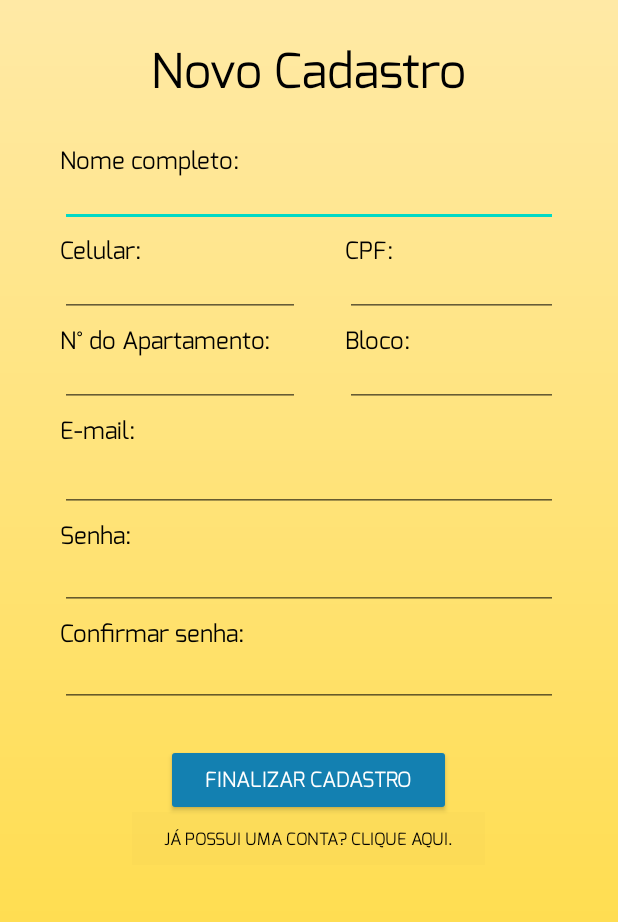
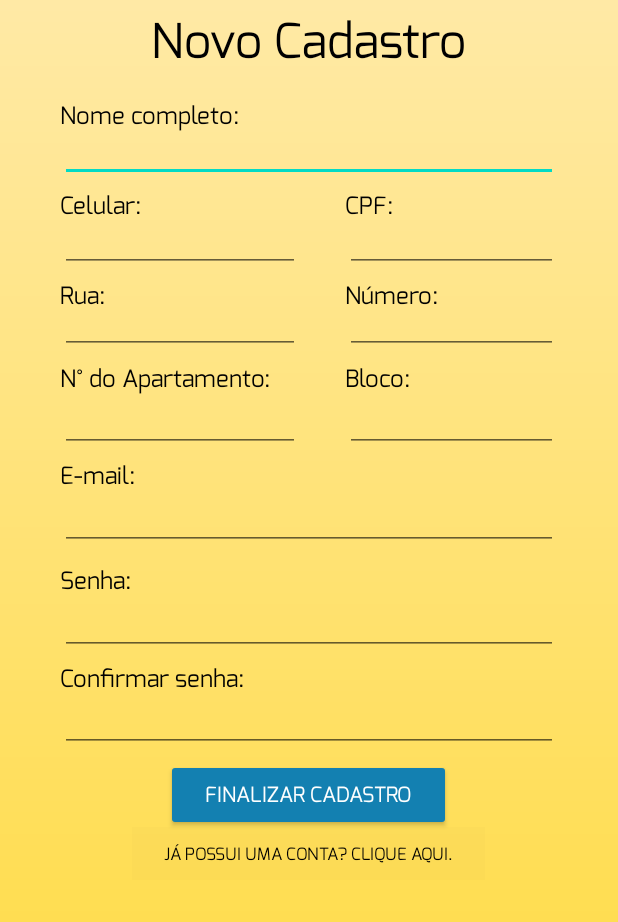
Before and after one commit to dscalon/SmartStorageApp, an Android app: the screen it shows after launch (Cadastro), after a tap on "NÃO POSSUI UMA CONTA? CLIQUE AQUI", on a phone screen of 412 x 824 dp, the part 210-1132 px from its top. Run offline under Robolectric (Android 15) with nearby library versions, the phone set to English and light mode, and no system bars; our stand-ins replace Firebase (no records; nobody signed in at launch, a user with empty details on screens opened directly), Volley; 1 other tap on this screen came first.

Commit message:
Correção de layout, atualização de endereço

```diff
--- a/app/src/main/java/com/example/smartstorageapp/MinhasInformacoes.java
+++ b/app/src/main/java/com/example/smartstorageapp/MinhasInformacoes.java
@@ -17,7 +17,7 @@ import com.google.firebase.firestore.FirebaseFirestore;
 import com.google.firebase.firestore.FirebaseFirestoreException;
 
 public class MinhasInformacoes extends AppCompatActivity {
-    TextView nome, email, celular, cpf, apto, bloco;
+    TextView nome, email, celular, cpf, apto, bloco, rua, numero;
     Button inicio;
     FirebaseAuth fAuth;
     FirebaseFirestore fStore;
@@ -35,6 +35,8 @@ public class MinhasInformacoes extends AppCompatActivity {
         apto = findViewById(R.id.aptoInfo);
         bloco = findViewById(R.id.blocoInfo);
         inicio = findViewById(R.id.inicioInfo);
+        rua = findViewById(R.id.ruaInfo);
+        numero = findViewById(R.id.numeroInfo);
 
         fAuth = FirebaseAuth.getInstance();
         fStore = FirebaseFirestore.getInstance();
@@ -59,6 +61,8 @@ public class MinhasInformacoes extends AppCompatActivity {
                 cpf.setText(documentSnapshot.getString("cpf"));
                 apto.setText(documentSnapshot.getString("apto"));
                 bloco.setText(documentSnapshot.getString("bloco"));
+                rua.setText(documentSnapshot.getString("rua"));
+                numero.setText(documentSnapshot.getString("numero"));
             }
         });
 
--- a/app/src/main/res/layout/activity_cadastro.xml
+++ b/app/src/main/res/layout/activity_cadastro.xml
@@ -44,7 +44,7 @@
             android:fontFamily="@font/exoreg"
             android:textColor="@color/black"
             android:layout_centerHorizontal="true"
-            android:layout_marginTop="110dp"
+            android:layout_marginTop="90dp"
             android:textSize="32sp"
             />
 
@@ -54,7 +54,7 @@
             android:layout_height="wrap_content"
             android:fontFamily="@font/exoreg"
             android:textColor="@color/black"
-            android:layout_marginTop="180dp"
+            android:layout_marginTop="150dp"
             android:layout_marginLeft="20dp"
             android:layout_marginRight="20dp"
             android:textSize="16sp"
@@ -65,7 +65,7 @@
             android:layout_width="370dp"
             android:layout_height="wrap_content"
             android:layout_marginLeft="20dp"
-            android:layout_marginTop="195dp"
+            android:layout_marginTop="165dp"
             android:layout_marginRight="20dp"
             android:inputType="text"
             android:singleLine="true"
@@ -78,7 +78,7 @@
             android:text="Celular:"
             android:textColor="@color/black"
             android:layout_marginLeft="20dp"
-            android:layout_marginTop="240dp"
+            android:layout_marginTop="210dp"
             android:layout_marginRight="20dp"
             android:fontFamily="@font/exoreg"
             android:textSize="16sp"
@@ -89,7 +89,7 @@
             android:layout_width="160dp"
             android:layout_height="wrap_content"
             android:layout_marginLeft="20dp"
-            android:layout_marginTop="255dp"
+            android:layout_marginTop="225dp"
             android:layout_marginRight="20dp"
             android:singleLine="true"
             android:textAppearance="@style/TextAppearance.AppCompat.Body1"
@@ -102,7 +102,7 @@
             android:layout_height="wrap_content"
             android:fontFamily="@font/exoreg"
             android:textColor="@color/black"
-            android:layout_marginTop="240dp"
+            android:layout_marginTop="210dp"
             android:layout_marginLeft="210dp"
             android:layout_marginRight="20dp"
             android:textSize="16dp"
@@ -114,11 +114,60 @@
             android:layout_width="160dp"
             android:layout_height="wrap_content"
             android:layout_marginLeft="210dp"
-            android:layout_marginTop="255dp"
+            android:layout_marginTop="225dp"
             android:layout_marginRight="20dp"
             android:singleLine="true"
             android:textAppearance="@style/TextAppearance.AppCompat.Body1"
             android:inputType="number"
+            />
+
+        <TextView
+            android:id="@+id/tituloRua"
+            android:layout_width="wrap_content"
+            android:layout_height="wrap_content"
+            android:fontFamily="@font/exoreg"
+            android:textColor="@color/black"
+            android:layout_marginTop="270dp"
+            android:layout_marginLeft="20dp"
+            android:layout_marginRight="20dp"
+            android:textSize="16dp"
+            android:text="Rua:"
+            />
+
+        <EditText
+            android:id="@+id/rua"
+            android:layout_width="160dp"
+            android:layout_height="wrap_content"
+            android:layout_marginLeft="20dp"
+            android:layout_marginTop="280dp"
+            android:layout_marginRight="20dp"
+            android:singleLine="true"
+            android:textAppearance="@style/TextAppearance.AppCompat.Body1"
+            />
+
+        <TextView
+            android:id="@+id/tituloNumeroPredio"
+            android:layout_width="wrap_content"
+            android:layout_height="wrap_content"
+            android:fontFamily="@font/exoreg"
+            android:textColor="@color/black"
+            android:layout_marginTop="270dp"
+            android:layout_marginLeft="210dp"
+            android:layout_marginRight="20dp"
+            android:textSize="16dp"
+            android:text="Número:"
+            />
+
+        <EditText
+            android:id="@+id/numeroPredio"
+            android:layout_width="160dp"
+            android:layout_height="wrap_content"
+            android:layout_marginLeft="210dp"
+            android:layout_marginTop="280dp"
+            android:layout_marginRight="20dp"
+            android:inputType="number"
+            android:singleLine="true"
+            android:textAppearance="@style/TextAppearance.AppCompat.Body1"
             />
 
         <TextView
@@ -128,7 +177,7 @@
             android:fontFamily="@font/exoreg"
             android:textColor="@color/black"
             android:text="N° do Apartamento:"
-            android:layout_marginTop="300dp"
+            android:layout_marginTop="325dp"
             android:layout_marginLeft="20dp"
             android:layout_marginRight="20dp"
             android:textSize="16dp"
@@ -139,9 +188,9 @@
             android:layout_width="160dp"
             android:layout_height="wrap_content"
             android:layout_marginLeft="20dp"
-            android:layout_marginTop="315dp"
+            android:layout_marginTop="345dp"
             android:layout_marginRight="20dp"
-            android:inputType="phone"
+            android:inputType="number"
             android:singleLine="true"
             android:textAppearance="@style/TextAppearance.AppCompat.Body1"
             />
@@ -152,7 +201,7 @@
             android:layout_height="wrap_content"
             android:fontFamily="@font/exoreg"
             android:textColor="@color/black"
-            android:layout_marginTop="300dp"
+            android:layout_marginTop="325dp"
             android:layout_marginLeft="210dp"
             android:layout_marginRight="20dp"
             android:textSize="16dp"
@@ -164,7 +213,7 @@
             android:layout_width="160dp"
             android:layout_height="wrap_content"
             android:layout_marginLeft="210dp"
-            android:layout_marginTop="315dp"
+            android:layout_marginTop="345dp"
             android:layout_marginRight="20dp"
             android:singleLine="true"
             android:textAppearance="@style/TextAppearance.AppCompat.Body1"
@@ -177,7 +226,7 @@
             android:fontFamily="@font/exoreg"
             android:textColor="#000000"
             android:textColorHighlight="#00000000"
-            android:layout_marginTop="360dp"
+            android:layout_marginTop="390dp"
             android:layout_marginLeft="20dp"
             android:layout_marginRight="20dp"
             android:textSize="16sp"
@@ -189,7 +238,7 @@
             android:layout_width="1600dp"
             android:layout_height="wrap_content"
             android:layout_marginLeft="20dp"
-            android:layout_marginTop="380dp"
+            android:layout_marginTop="405dp"
             android:layout_marginRight="20dp"
             android:singleLine="true" />
 
@@ -200,7 +249,7 @@
             android:fontFamily="@font/exoreg"
             android:textColor="#000000"
             android:textColorHighlight="#00000000"
-            android:layout_marginTop="430dp"
+            android:layout_marginTop="460dp"
             android:layout_marginLeft="20dp"
             android:layout_marginRight="20dp"
             android:textSize="16sp"
@@ -212,7 +261,7 @@
             android:layout_width="1600dp"
             android:layout_height="wrap_content"
             android:layout_marginLeft="20dp"
-            android:layout_marginTop="445dp"
+            android:layout_marginTop="475dp"
             android:layout_marginRight="20dp"
             android:inputType="textPassword"
             android:singleLine="true" />
@@ -224,7 +273,7 @@
             android:fontFamily="@font/exoreg"
             android:textColor="#000000"
             android:textColorHighlight="#00000000"
-            android:layout_marginTop="495dp"
+            android:layout_marginTop="525dp"
             android:layout_marginLeft="20dp"
             android:layout_marginRight="20dp"
             android:textSize="16sp"
@@ -236,7 +285,7 @@
             android:layout_width="1600dp"
             android:layout_height="wrap_content"
             android:layout_marginLeft="20dp"
-            android:layout_marginTop="510dp"
+            android:layout_marginTop="540dp"
             android:layout_marginRight="20dp"
             android:inputType="textPassword"
             android:singleLine="true" />
@@ -247,7 +296,7 @@
             android:layout_width="190dp"
             android:layout_height="wrap_content"
             android:layout_centerHorizontal="true"
-            android:layout_marginTop="580dp"
+            android:layout_marginTop="590dp"
             android:text="Finalizar cadastro"
             android:fontFamily="@font/exoreg"
             app:backgroundTint="#1380B1" />
@@ -258,7 +307,7 @@
             android:layout_width="235dp"
             android:layout_height="35dp"
             android:layout_centerHorizontal="true"
-            android:layout_marginTop="625dp"
+            android:layout_marginTop="635dp"
             android:background="#FFFFFF"
             android:fontFamily="@font/exoreg"
             android:text="Já possui uma conta? Clique aqui."
@@ -273,7 +322,7 @@
             android:layout_width="wrap_content"
             android:layout_height="wrap_content"
             android:layout_centerHorizontal="true"
-            android:layout_marginTop="665dp"
+            android:layout_marginTop="670dp"
             android:visibility="invisible" />
 
 
```
Also changed, not shown: app/src/main/java/com/example/smartstorageapp/Cadastro.java (+24 -2 lines), app/src/main/java/com/example/smartstorageapp/MinhasEncomendas.java (+10 -1 lines), app/src/main/res/layout/activity_login.xml (+4 -4 lines), app/src/main/res/layout/activity_minhas_informacoes.xml (+30 -4 lines).
